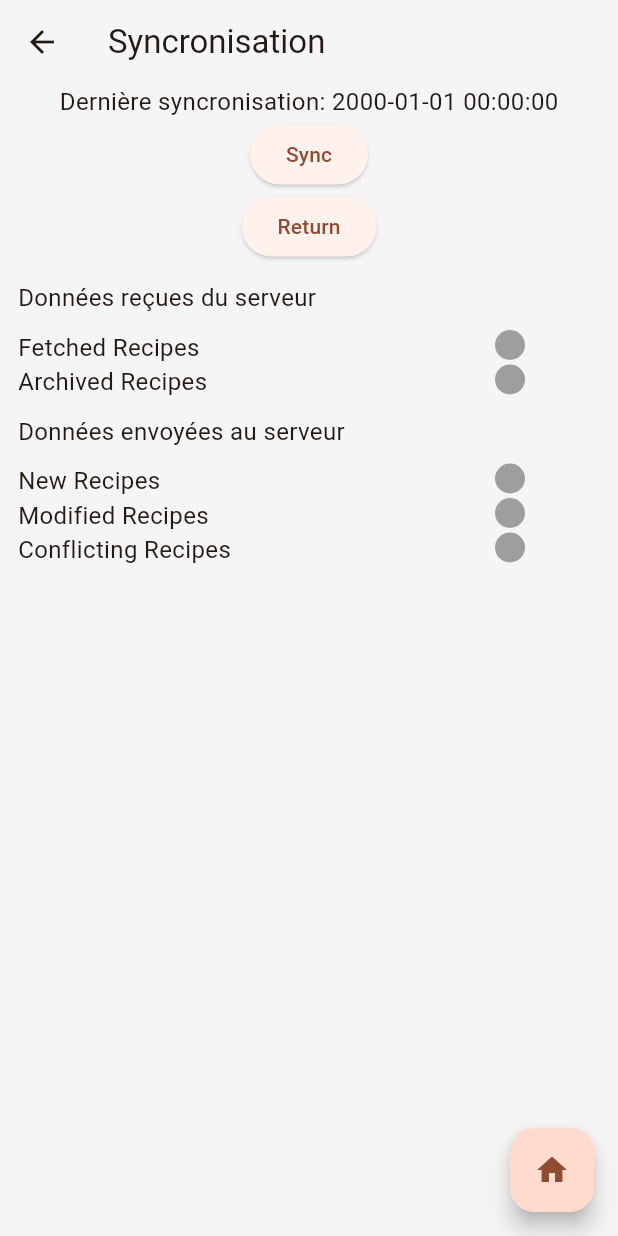
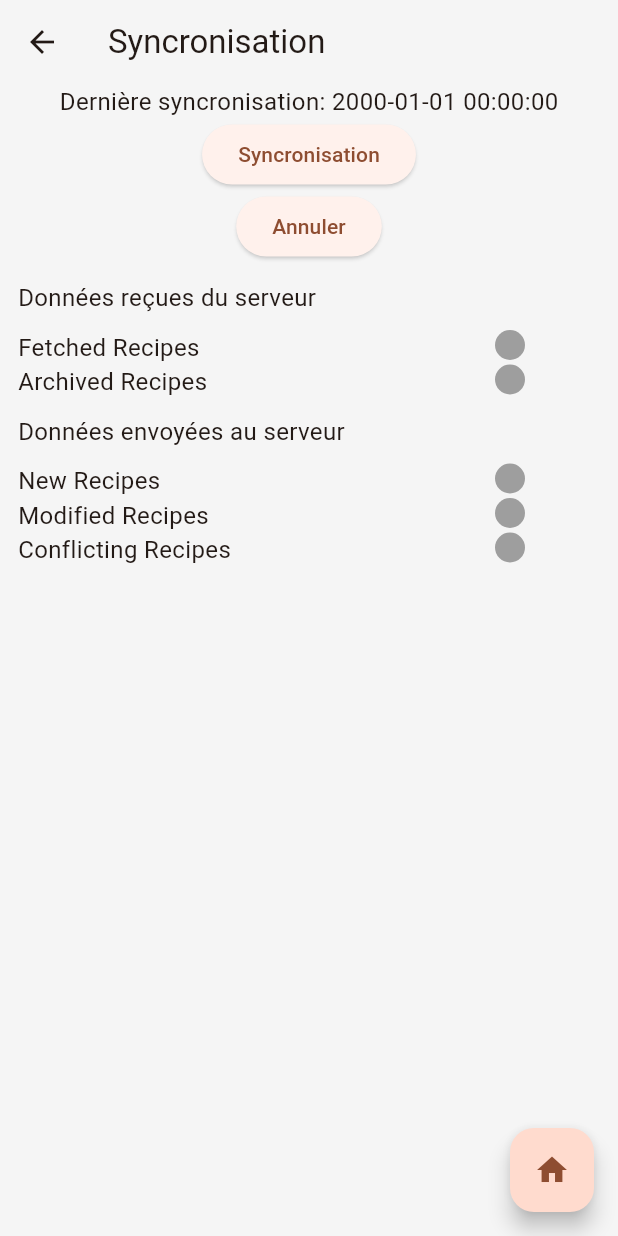
Before and after one commit to Boudiz/recipes, a Flutter app: the SyncPageApp screen opened directly, on a phone screen of 412 x 824 dp. Run offline on Flutter 3.47's test engine with Material 3 defaults, Android fonts, the phone set to English and light mode, and no system bars; our stand-ins replace shared_preferences, sqflite, tuple, wakelock_plus; accounts and stored records are empty.

Commit message:
Put const text in a specific file for easier modification

```diff
--- a/lib/models/text_constants.dart
+++ b/lib/models/text_constants.dart
@@ -5,24 +5,59 @@ class TextConstants {
   static const String edit = "Modifier";
   static const String add = "Ajouter";
   static const String remove = "Enlever";
+  static const String ok = "OK";
+  static const String restore = "Restaurer";
 
   // Title
   static const String title = "Liste des recettes";
   static const String formTitle = "Nouvelle recette";
+  static const String mainTitle = "Recettes";
+  static const String settings = "Settings";
+  static const String syncTitle = "Syncronisation";
+
+  // Settings
+  static const String darkMode = "Dark mode ";
+  static const String showDeleted = "Montre les recettes supprimées";
+
+  // Sync
+  static const String lastSync = "Dernière syncronisation";
+  static const String dataFromServer = "Données reçues du serveur";
+  static const String fetchedRecipes = "Fetched Recipes";
+  static const String archivedRecipes = "Archived Recipes";
+  static const String dataSendToServer = "Données envoyées au serveur";
+  static const String newRecipes = "New Recipes";
+  static const String modifiedRecipes = "Modified Recipes";
+  static const String conflictingRecipes = "Conflicting Recipes";
+  static const String localVersion = "Your version:";
+  static const String serverVersion = "Server version:";
+  static const String keepLocalVersion = "Keep your version";
+  static const String keepServerVersion = "Use server version";
+
+  // Recipe
+  static const String ingredient = "Ingrédient";
+  static const String description = "Description";
 
   // Hint
   static const String hintRecipeName = "Entrer le nom de la recette";
   static const String hintRecipeDescription =
       "Entrer la description de la recette";
   static const String searchRecipes = "Entrer une recette";
+  static const String showRecipe = "Affiche la recette";
+  static const String hintRecipeType = "Sélectionner le type de recette";
 
   // Validator
   static const String ingredientValidator = "Veuillez entrer un ingédient";
   static const String nameValidator = "Veuillez entrer un nom";
 
+  // Snackbar
+  static const String deletedRecipe = "Recette supprimée";
+
+  // Error
+  static const String errorLastSync = "Error loading last sync timestamp";
+  static const String noRecipe = "No recipe.";
+
   // Others
   static const String deleteConfirmation =
       "Êtes-vous sur de vouloir supprimer cet élément ?";
-
-  static String ingredient = "Ingrédient";
+  static const String enterIngredients = "Entrer les ingrédients";
 }
--- a/lib/sync_page.dart
+++ b/lib/sync_page.dart
@@ -1,4 +1,5 @@
 import 'package:flutter/material.dart';
+import 'package:recipes/models/text_constants.dart';
 import 'package:recipes/utils/api_calls.dart';
 import 'package:recipes/utils/conflicting_recipes.dart';
 import 'package:shared_preferences/shared_preferences.dart';
@@ -13,7 +14,7 @@ class SyncPageApp extends StatelessWidget {
   @override
   Widget build(BuildContext context) {
     return Scaffold(
-      appBar: AppBar(title: const Text('Syncronisation')),
+      appBar: AppBar(title: Text(TextConstants.syncTitle)),
       body: SyncPage(),
       floatingActionButton: FloatingActionButton(
         onPressed: () {
@@ -66,6 +67,7 @@ class _SyncPageState extends State<SyncPage> {
   }
 
   void _updateDatabase() async {
+    // Reset statuses
     setState(() {
       _isLoading = true;
       _apiCallStatuses = {
@@ -74,9 +76,10 @@ class _SyncPageState extends State<SyncPage> {
         'new': 0,
         'modified': 0,
         'conflicting': 0,
-      }; // Reset statuses
+      };
     });
 
+    // Fetch recipes from local database
     List<Recipe> localRecipes =
         await database.getRecipes(lastModified: lastSyncTimestamp);
     List<Recipe> deletedRecipes =
@@ -164,13 +167,14 @@ class _SyncPageState extends State<SyncPage> {
                 return const CircularProgressIndicator();
               } else if (snapshot.hasError) {
                 return Text(
-                    'Error loading last sync timestamp: ${snapshot.error}');
+                    "${TextConstants.errorLastSync}: ${snapshot.error}");
               } else {
                 return Text(
-                    "Dernière syncronisation: ${Utils.dateFormatter.format(lastSyncTimestamp)}");
+                    "${TextConstants.lastSync}: ${Utils.dateFormatter.format(lastSyncTimestamp)}");
               }
             }),
-        ElevatedButton(onPressed: _updateDatabase, child: const Text('Sync')),
+        ElevatedButton(
+            onPressed: _updateDatabase, child: Text(TextConstants.syncTitle)),
         ElevatedButton(
           onPressed: () {
             Navigator.push(
@@ -178,7 +182,7 @@ class _SyncPageState extends State<SyncPage> {
               MaterialPageRoute(builder: (context) => HomePage()),
             );
           },
-          child: const Text('Return'),
+          child: Text(TextConstants.cancel),
         ),
         Padding(
           padding: const EdgeInsets.all(12.0),
@@ -187,34 +191,34 @@ class _SyncPageState extends State<SyncPage> {
             mainAxisAlignment: MainAxisAlignment.spaceAround,
             mainAxisSize: MainAxisSize.max,
             children: [
-              Text("Données reçues du serveur"),
+              Text(TextConstants.dataFromServer),
               SizedBox(height: 10),
               _buildDot(
                 color: _getStatusColor(_apiCallStatuses['fetch']),
-                text: "Fetched Recipes",
+                text: TextConstants.fetchedRecipes,
                 isLoading: _isLoading,
               ),
               _buildDot(
                 color: _getStatusColor(_apiCallStatuses['archived']),
-                text: "Archived Recipes",
+                text: TextConstants.archivedRecipes,
                 isLoading: _isLoading,
               ),
               SizedBox(height: 10),
-              Text("Données envoyées au serveur"),
+              Text(TextConstants.dataSendToServer),
               SizedBox(height: 10),
               _buildDot(
                 color: _getStatusColor(_apiCallStatuses['new']),
-                text: "New Recipes",
+                text: TextConstants.newRecipes,
                 isLoading: _isLoading,
               ),
               _buildDot(
                 color: _getStatusColor(_apiCallStatuses['modified']),
-                text: "Modified Recipes",
+                text: TextConstants.modifiedRecipes,
                 isLoading: _isLoading,
               ),
               _buildDot(
                 color: _getStatusColor(_apiCallStatuses['conflicting']),
-                text: "Conflicting Recipes",
+                text: TextConstants.conflictingRecipes,
                 isLoading: _isLoading,
               ),
             ],
--- a/lib/utils/utils.dart
+++ b/lib/utils/utils.dart
@@ -88,7 +88,7 @@ class Utils {
         builder: (BuildContext context) {
           return AlertDialog(
             title: Text(
-              "Entrer les ingrédients",
+              TextConstants.enterIngredients,
               style: Theme.of(context).textTheme.headlineMedium,
             ),
             content: TextField(
@@ -109,7 +109,7 @@ class Utils {
                   ingredientsCompleter.complete(splitIngredients(text));
                   Navigator.of(context).pop();
                 },
-                child: Text("OK"),
+                child: Text(TextConstants.ok),
               )
             ],
           );
@@ -139,7 +139,7 @@ class Utils {
                   Navigator.of(context).pop();
                   result.complete(true);
                   ScaffoldMessenger.of(context).showSnackBar(
-                    SnackBar(content: Text('Recette supprimée')),
+                    SnackBar(content: Text(TextConstants.deletedRecipe)),
                   );
                 },
                 child: Text(TextConstants.delete),
--- a/lib/widgets/recipe_list.dart
+++ b/lib/widgets/recipe_list.dart
@@ -80,7 +80,7 @@ class _RecipeListState extends State<RecipeList> {
           } else if (snapshot.hasError) {
             return Center(child: Text("Error: ${snapshot.error}"));
           } else if (!snapshot.hasData || snapshot.data!.isEmpty) {
-            return Center(child: Text("No recipe."));
+            return Center(child: Text(TextConstants.noRecipe));
           } else {
             bool showDeleted = context.watch<SettingsProvider>().showDeleted;
             if (showDeleted) {
--- a/lib/widgets/recipe_page.dart
+++ b/lib/widgets/recipe_page.dart
@@ -122,7 +122,7 @@ class _RecipePageState extends State<RecipePage> {
                     endIndent: 30,
                   ),
                   Text(
-                    "Description :",
+                    "${TextConstants.description} :",
                     style: theme.textTheme.headlineSmall,
                   ),
                   SizedBox(
--- a/lib/widgets/recipe_type.dart
+++ b/lib/widgets/recipe_type.dart
@@ -1,6 +1,7 @@
 import 'package:flutter/material.dart';
 
 import 'package:recipes/models/recipe.dart';
+import 'package:recipes/models/text_constants.dart';
 import 'package:recipes/style/decoration.dart';
 
 class RecipeTypeSelector extends StatefulWidget {
@@ -20,6 +21,7 @@ class _RecipeTypeSelectorState extends State<RecipeTypeSelector> {
     return DropdownButtonFormField<RecipeType>(
         value: widget.initalValue,
         decoration: inputDecoration(),
+        hint: Text(TextConstants.hintRecipeType),
         itemHeight: 50,
         items: RecipeType.values.map((RecipeType type) {
           return DropdownMenuItem<RecipeType>(
```
Also changed, not shown: lib/main.dart (+2 -10 lines), lib/settings.dart (+4 -3 lines), lib/utils/conflicting_recipes.dart (+5 -4 lines), lib/widgets/recipe_tile.dart (+7 -9 lines).
